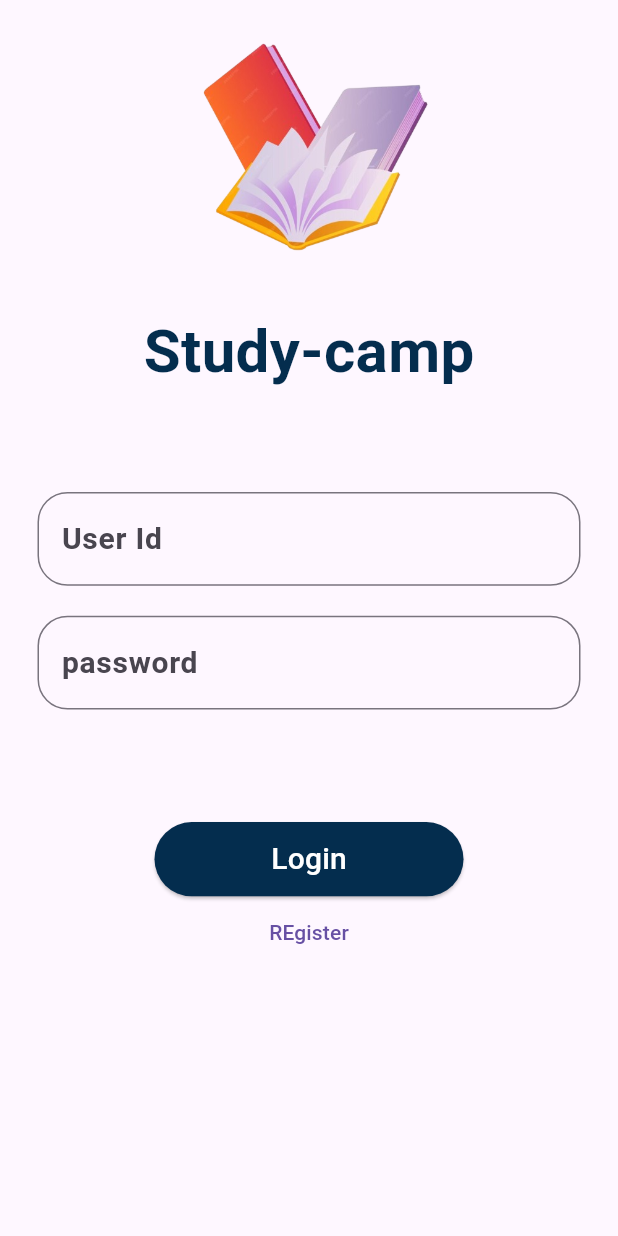
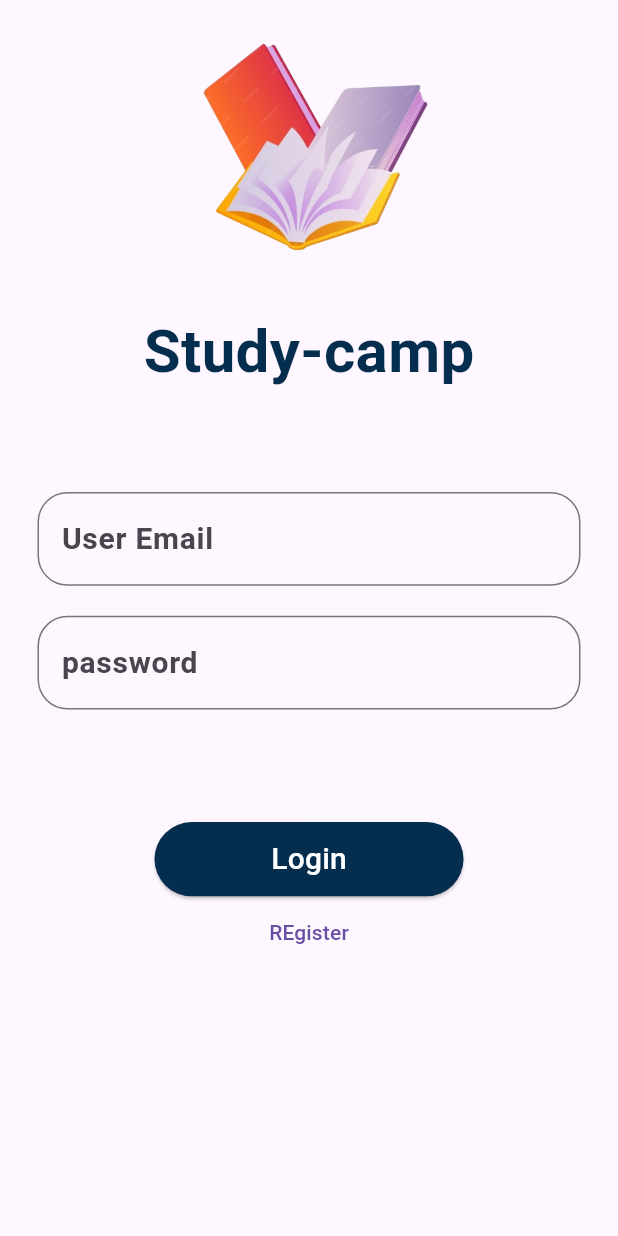
Before and after one commit to Zain-62/LMS, a Flutter app: the screen it shows after launch, on a phone screen of 412 x 824 dp. Run offline on Flutter 3.47's test engine with Material 3 defaults, Android fonts, the phone set to English and light mode, and no system bars; our stand-ins replace cloud_firestore, firebase_auth, firebase_core, flutter_spinkit, fluttertoast, gap; accounts and stored records are empty.

```diff
--- a/lib/screens/main_screens/loginscreen.dart
+++ b/lib/screens/main_screens/loginscreen.dart
@@ -1,5 +1,4 @@
 // ignore_for_file: use_build_context_synchronously
-
 import 'package:firebase_auth/firebase_auth.dart';
 import 'package:flutter/material.dart';
 import 'package:flutter_application_1/screens/main_screens/dashboard.dart';
@@ -65,8 +64,8 @@ class _LoginScreenState extends State<LoginScreen> {
                 icon: const Icon(
                   Icons.person,
                 ),
-                hint: 'Enter your Id',
-                lbl: 'User Id',
+                hint: 'Enter your Email',
+                lbl: 'User Email',
               ),
               TextFields(
                 control: passC,
```
Also changed, not shown: lib/screens/admin/adminscreen.dart (added, +15 -0 lines).
